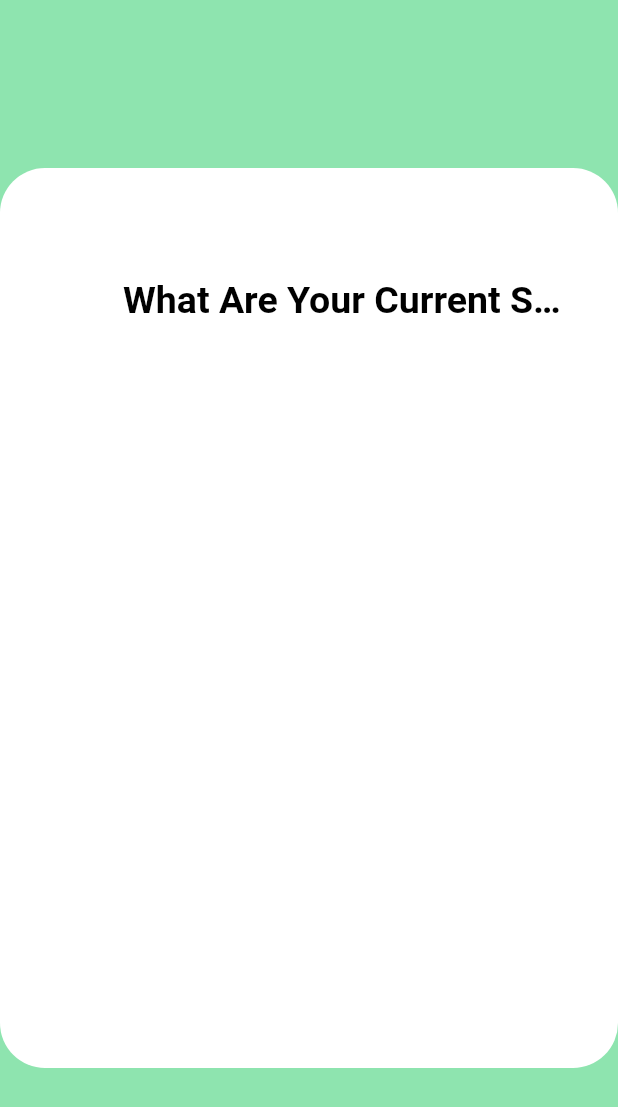
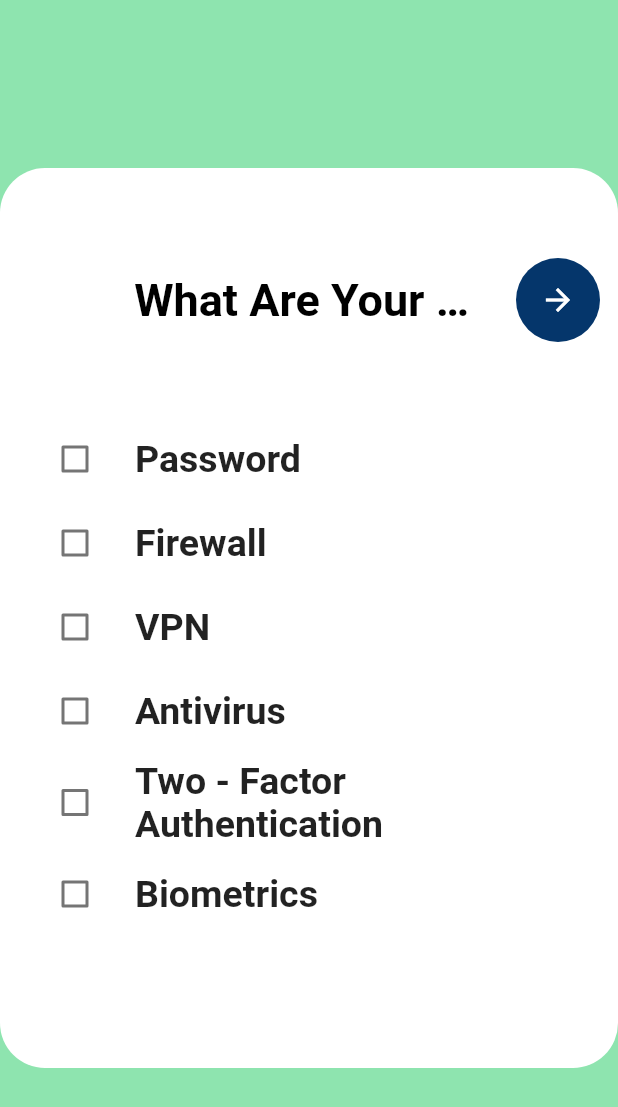
Before and after one commit to Tarzerk/threat-model, a Flutter app: the CurrentProtocols screen opened directly, on a phone screen of 412 x 824 dp. Shown: the top 1107 px of the screen. Run offline on Flutter 3.47's test engine with Material 2 defaults, Android fonts, the light colour scheme and no system bars.

Commit message:
add selections screen

```diff
--- a/lib/Screens.dart/currentSecurity.dart
+++ b/lib/Screens.dart/currentSecurity.dart
@@ -1,4 +1,6 @@
 import 'package:flutter/material.dart';
+
+List<bool> selections = [false, false, false, false, false, false];
 
 class CurrentProtocols extends StatefulWidget {
   @override
@@ -6,7 +8,6 @@ class CurrentProtocols extends StatefulWidget {
 }
 
 class _CurrentProtocolsState extends State<CurrentProtocols> {
-
   @override
   Widget build(BuildContext context) {
     return Scaffold(
@@ -17,7 +18,8 @@ class _CurrentProtocolsState extends State<CurrentProtocols> {
             borderRadius: BorderRadius.all(Radius.circular(30)),
             color: Colors.white,
           ),
-          constraints: BoxConstraints.tightForFinite( // containtainer styling for the white card
+          constraints: BoxConstraints.tightForFinite(
+            // containtainer styling for the white card
             width: 1000,
             height: 600,
           ),
@@ -27,27 +29,62 @@ class _CurrentProtocolsState extends State<CurrentProtocols> {
               SizedBox(height: 50),
               AppBar(
                 title: Text(
-                  'What Are Your Current Security Protocols?',
+                  ' What Are Your Current Security Protocols?',
                   style: TextStyle(
                       color: Colors.black,
                       fontWeight: FontWeight.bold,
-                      fontSize: 25),
+                      fontSize: 30),
                 ),
                 elevation: 0,
                 backgroundColor: Colors.white,
+                actions: [
+                  CircleAvatar(
+                    radius: 30,
+                    backgroundColor: Color(0xff05366B),
+                    child: IconButton(
+                      icon: Icon(
+                        Icons.arrow_forward,
+                        color: Colors.white,
+                      ),
+                      onPressed: () {},
+                    ),
+                  ),
+                ],
               ),
               SizedBox(
                 height: 50,
               ),
-              /*
-                IN PROGRESS:
-                Here is the list of security protocols in a list format
-                they are of type check list and allow the user to select each item as true or false.
-              */
+              // List of possible selections
+
+              buildCheckbox('Password', selections[0], 0),
+              buildCheckbox('Firewall', selections[1], 1),
+              buildCheckbox('VPN', selections[2], 2),
+              buildCheckbox('Antivirus', selections[3], 3),
+              buildCheckbox('Two - Factor Authentication', selections[4], 4),
+              buildCheckbox('Biometrics', selections[5], 5),
             ],
           ),
         ),
       ),
     );
   }
+
+  Widget buildCheckbox(String title, bool isSelected, int i) => ListTile(
+        // onTap: () {
+        //   setState(() {
+        //     selection = !selection;
+        //   });
+        // },
+        leading: Checkbox(
+          value: isSelected,
+          onChanged: (isSelected) {
+            setState(() {
+              isSelected = isSelected;
+              selections[i] = isSelected;
+            });
+          },
+        ),
+        title: Text('$title',
+            style: TextStyle(fontSize: 25, fontWeight: FontWeight.bold)),
+      );
 }
--- a/lib/main.dart
+++ b/lib/main.dart
@@ -1,10 +1,9 @@
 import 'package:flutter/material.dart';
 import 'package:threat_model/Screens.dart/actionMenu.dart';
+import 'package:threat_model/Screens.dart/currentSecurity.dart';
 import 'package:threat_model/Screens.dart/login.dart';
 import 'package:threat_model/Screens.dart/systemSelect.dart';
 import 'package:threat_model/Screens.dart/wait.dart';
-
-
 
 void main() {
   runApp(MyApp());
@@ -18,10 +17,12 @@ class MyApp extends StatelessWidget {
   Widget build(BuildContext context) {
     return MaterialApp(
       title: 'Threat',
-      home: Login(),  // the home : points to our first screen in the app.
+      home:
+          CurrentProtocols(), // the home : points to our first screen in the app.
     );
   }
 }
+
 /*
   This is the object for user input
  */
```
